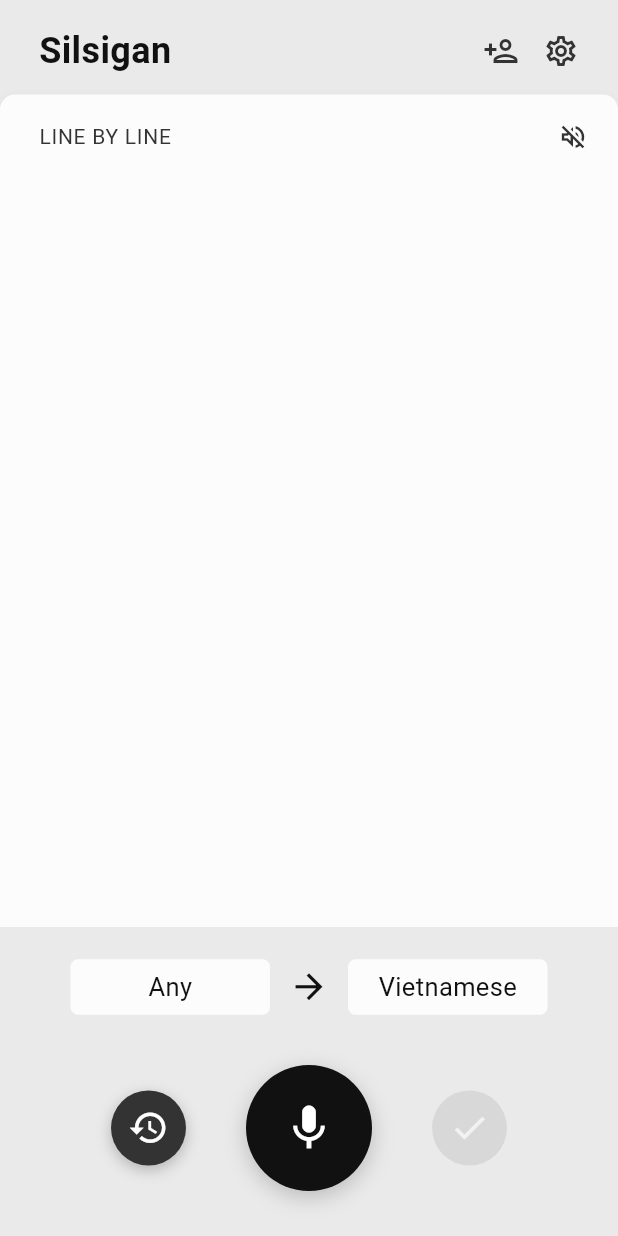
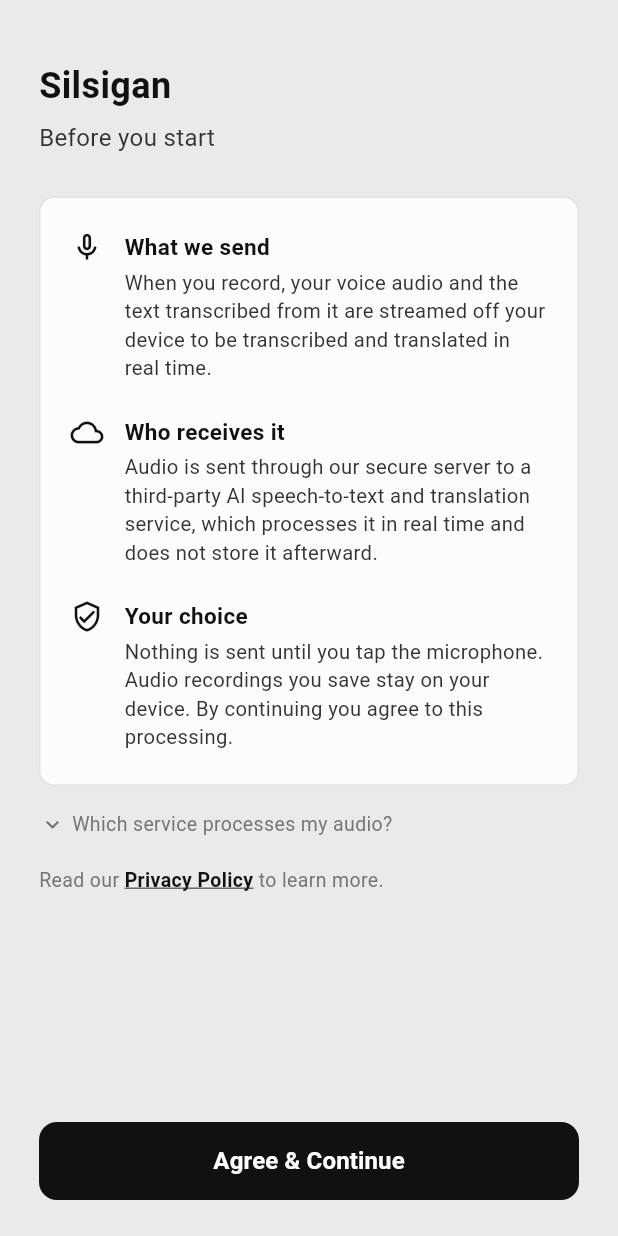
Before and after one commit to xius-snu/silsigan, a Flutter app: the screen it shows after launch, on a phone screen of 412 x 824 dp. Run offline on Flutter 3.47's test engine with Material 3 defaults, Android fonts, the phone set to English and light mode, and no system bars; our stand-ins replace device_info_plus, flutter_riverpod, flutter_tts, package_info_plus, permission_handler, share_plus and 2 more; missing offline and left inert: flutter_foreground_task, flutter_sound, purchases_flutter, record; accounts and stored records are empty; network calls fail.

Commit message:
Add first-launch data-sharing consent gate (Apple 5.1.1(i)/5.1.2(i))
Gate the app behind a one-time consent screen so microphone audio is
never streamed to the third-party transcription/translation service
before the user is told what is shared and agrees. The provider name
(Soniox) is kept behind a "Learn more" expander and in the privacy
policy rather than on the face of the screen.

Also expand the privacy policy's third-party AI section to spell out
what/who/how/when and confirm comparable data protection.

Co-Authored-By: Claude Opus 4.8 (1M context) <noreply@anthropic.com>

```diff
--- a/lib/app.dart
+++ b/lib/app.dart
@@ -1,6 +1,8 @@
 import 'package:flutter/material.dart';
 import 'package:flutter/services.dart';
 import 'ui/screens/main_screen.dart';
+import 'ui/screens/consent_screen.dart';
+import 'providers/consent_provider.dart';
 import 'utils/constants.dart';
 
 class SilsiganApp extends StatelessWidget {
@@ -33,7 +35,48 @@ class SilsiganApp extends StatelessWidget {
         ),
         useMaterial3: true,
       ),
-      home: const MainScreen(),
+      home: const _ConsentGate(),
     );
   }
 }
+
+/// Gates the app behind a one-time data-sharing consent screen so audio is
+/// never streamed to the transcription/translation service before the user
+/// has been told what is shared and has agreed (Apple 5.1.1(i) / 5.1.2(i)).
+class _ConsentGate extends StatefulWidget {
+  const _ConsentGate();
+
+  @override
+  State<_ConsentGate> createState() => _ConsentGateState();
+}
+
+class _ConsentGateState extends State<_ConsentGate> {
+  // null = still loading the stored flag, true/false = resolved.
+  bool? _accepted;
+
+  @override
+  void initState() {
+    super.initState();
+    loadDataSharingConsent().then((value) {
+      if (mounted) setState(() => _accepted = value);
+    });
+  }
+
+  Future<void> _accept() async {
+    await saveDataSharingConsent(true);
+    if (mounted) setState(() => _accepted = true);
+  }
+
+  @override
+  Widget build(BuildContext context) {
+    if (_accepted == null) {
+      // Brief blank frame while SharedPreferences resolves — matches bg color
+      // so there's no flash before either screen appears.
+      return const Scaffold(backgroundColor: AppConstants.bgColor);
+    }
+    if (_accepted == true) {
+      return const MainScreen();
+    }
+    return ConsentScreen(onAccepted: _accept);
+  }
+}
--- /dev/null
+++ b/lib/providers/consent_provider.dart
@@ -0,0 +1,20 @@
+import 'package:shared_preferences/shared_preferences.dart';
+
+/// Whether the user has accepted the data-processing disclosure that must be
+/// shown before any audio is sent to our transcription/translation provider.
+///
+/// Apple guidelines 5.1.1(i) / 5.1.2(i) require explicit, informed consent
+/// *before* personal data (the user's voice) is shared with a third-party AI
+/// service. This flag gates the entire app: until it's true, no recording
+/// screen — and therefore no audio streaming — is reachable.
+const _consentKey = 'data_sharing_consent_v1';
+
+Future<bool> loadDataSharingConsent() async {
+  final prefs = await SharedPreferences.getInstance();
+  return prefs.getBool(_consentKey) ?? false;
+}
+
+Future<void> saveDataSharingConsent(bool accepted) async {
+  final prefs = await SharedPreferences.getInstance();
+  await prefs.setBool(_consentKey, accepted);
+}
--- /dev/null
+++ b/lib/ui/screens/consent_screen.dart
@@ -0,0 +1,292 @@
+import 'package:flutter/material.dart';
+import 'package:url_launcher/url_launcher.dart';
+import '../../utils/constants.dart';
+
+/// First-launch disclosure + consent screen.
+///
+/// Shown before the app is usable so the user is told, in plain language,
+/// what data leaves the device, who it goes to, and can grant permission
+/// before any audio is streamed. Required by Apple guidelines 5.1.1(i) /
+/// 5.1.2(i) for sharing personal data with a third-party AI service.
+///
+/// The face of the screen describes the recipient generically ("a third-party
+/// AI service"); the specific provider name is kept one tap away, behind the
+/// "Learn more" reveal and in the linked privacy policy, so it isn't front and
+/// center while still being disclosed.
+class ConsentScreen extends StatefulWidget {
+  const ConsentScreen({super.key, required this.onAccepted});
+
+  /// Called after the user taps "Agree & Continue". The caller persists the
+  /// consent flag and swaps in the main screen.
+  final VoidCallback onAccepted;
+
+  @override
+  State<ConsentScreen> createState() => _ConsentScreenState();
+}
+
+class _ConsentScreenState extends State<ConsentScreen> {
+  static const _privacyUrl = 'https://xius-snu.github.io/silsigan/privacy';
+
+  bool _detailsExpanded = false;
+
+  @override
+  Widget build(BuildContext context) {
+    return Scaffold(
+      backgroundColor: AppConstants.bgColor,
+      body: SafeArea(
+        child: Column(
+          children: [
+            Expanded(
+              child: SingleChildScrollView(
+                padding: const EdgeInsets.fromLTRB(26, 40, 26, 16),
+                child: Column(
+                  crossAxisAlignment: CrossAxisAlignment.start,
+                  children: [
+                    const Text(
+                      'Silsigan',
+                      style: TextStyle(
+                        fontSize: AppConstants.titleFontSize,
+                        fontWeight: FontWeight.w700,
+                        color: AppConstants.textPrimary,
+                      ),
+                    ),
+                    const SizedBox(height: 6),
+                    const Text(
+                      'Before you start',
+                      style: TextStyle(
+                        fontSize: 16,
+                        color: AppConstants.textSecondary,
+                      ),
+                    ),
+                    const SizedBox(height: 28),
+                    _buildDisclosureCard(),
+                    const SizedBox(height: 16),
+                    _buildLearnMore(),
+                    const SizedBox(height: 18),
+                    _buildPrivacyRow(),
+                  ],
+                ),
+              ),
+            ),
+            Padding(
+              padding: const EdgeInsets.fromLTRB(26, 8, 26, 24),
+              child: SizedBox(
+                width: double.infinity,
+                height: 52,
+                child: ElevatedButton(
+                  onPressed: widget.onAccepted,
+                  style: ElevatedButton.styleFrom(
+                    backgroundColor: AppConstants.micButtonColor,
+                    foregroundColor: Colors.white,
+                    elevation: 0,
+                    shape: RoundedRectangleBorder(
+                      borderRadius: BorderRadius.circular(12),
+                    ),
+                  ),
+                  child: const Text(
+                    'Agree & Continue',
+                    style: TextStyle(
+                      fontSize: 16,
+                      fontWeight: FontWeight.w600,
+                    ),
+                  ),
+                ),
+              ),
+            ),
+          ],
+        ),
+      ),
+    );
+  }
+
+  Widget _buildDisclosureCard() {
+    return Container(
+      padding: const EdgeInsets.fromLTRB(20, 22, 20, 8),
+      decoration: BoxDecoration(
+        color: AppConstants.panelColor,
+        borderRadius: BorderRadius.circular(AppConstants.panelBorderRadius),
+        border: Border.all(color: const Color(0xFFE2E2E2)),
+      ),
+      child: const Column(
+        crossAxisAlignment: CrossAxisAlignment.start,
+        children: [
+          _DisclosureItem(
+            icon: Icons.mic_none_rounded,
+            title: 'What we send',
+            body:
+                'When you record, your voice audio and the text transcribed '
+                'from it are streamed off your device to be transcribed and '
+                'translated in real time.',
+          ),
+          _DisclosureItem(
+            icon: Icons.cloud_outlined,
+            title: 'Who receives it',
+            body:
+                'Audio is sent through our secure server to a third-party AI '
+                'speech-to-text and translation service, which processes it in '
+                'real time and does not store it afterward.',
+          ),
+          _DisclosureItem(
+            icon: Icons.verified_user_outlined,
+            title: 'Your choice',
+            body:
+                'Nothing is sent until you tap the microphone. Audio '
+                'recordings you save stay on your device. By continuing you '
+                'agree to this processing.',
+            isLast: true,
+          ),
+        ],
+      ),
+    );
+  }
+
+  /// Unobtrusive expander that reveals the specific provider name for users
+  /// who want the detail. Kept off the main card so it isn't front and center.
+  Widget _buildLearnMore() {
+    return Column(
+      crossAxisAlignment: CrossAxisAlignment.start,
+      children: [
+        GestureDetector(
+          behavior: HitTestBehavior.opaque,
+          onTap: () => setState(() => _detailsExpanded = !_detailsExpanded),
+          child: Row(
+            children: [
+              Icon(
+                _detailsExpanded
+                    ? Icons.expand_less_rounded
+                    : Icons.expand_more_rounded,
+                size: 18,
+                color: Colors.grey[600],
+              ),
+              const SizedBox(width: 4),
+              Text(
+                'Which service processes my audio?',
+                style: TextStyle(
+                  fontSize: 13,
+                  color: Colors.grey[600],
+                ),
+              ),
+            ],
+          ),
+        ),
+        AnimatedCrossFade(
+          duration: const Duration(milliseconds: 180),
+          crossFadeState: _detailsExpanded
+              ? CrossFadeState.showSecond
+              : CrossFadeState.showFirst,
+          firstChild: const SizedBox(width: double.infinity),
+          secondChild: Padding(
+            padding: const EdgeInsets.only(left: 22, top: 8),
+            child: Text.rich(
+              TextSpan(
+                style: TextStyle(
+                  fontSize: 12.5,
+                  height: 1.4,
+                  color: Colors.grey[600],
+                ),
+                children: const [
+                  TextSpan(
+                    text:
+                        'Speech recognition and translation are provided by '
+                        'Soniox, a third-party service. Audio is processed in '
+                        'real time and is not stored after processing. See our ',
+                  ),
+                  TextSpan(
+                    text: 'Privacy Policy',
+                    style: TextStyle(
+                      decoration: TextDecoration.underline,
+                      color: AppConstants.textPrimary,
+                    ),
+                  ),
+                  TextSpan(text: ' for full details.'),
+                ],
+              ),
+            ),
+          ),
+        ),
+      ],
+    );
+  }
+
+  Widget _buildPrivacyRow() {
+    return GestureDetector(
+      onTap: () => launchUrl(
+        Uri.parse(_privacyUrl),
+        mode: LaunchMode.externalApplication,
+      ),
+      child: Row(
+        children: [
+          Text(
+            'Read our ',
+            style: TextStyle(fontSize: 13, color: Colors.grey[600]),
+          ),
+          const Text(
+            'Privacy Policy',
+            style: TextStyle(
+              fontSize: 13,
+              color: AppConstants.textPrimary,
+              fontWeight: FontWeight.w600,
+              decoration: TextDecoration.underline,
+            ),
+          ),
+          Text(
+            ' to learn more.',
+            style: TextStyle(fontSize: 13, color: Colors.grey[600]),
+          ),
+        ],
+      ),
+    );
+  }
+}
+
+class _DisclosureItem extends StatelessWidget {
+  const _DisclosureItem({
+    required this.icon,
+    required this.title,
+    required this.body,
+    this.isLast = false,
+  });
+
+  final IconData icon;
+  final String title;
+  final String body;
+  final bool isLast;
+
+  @override
+  Widget build(BuildContext context) {
+    return Padding(
+      padding: EdgeInsets.only(bottom: isLast ? 14 : 22),
+      child: Row(
+        crossAxisAlignment: CrossAxisAlignment.start,
+        children: [
+          Icon(icon, size: 22, color: AppConstants.textPrimary),
+          const SizedBox(width: 14),
+          Expanded(
+            child: Column(
+              crossAxisAlignment: CrossAxisAlignment.start,
+              children: [
+                Text(
+                  title,
+                  style: const TextStyle(
+                    fontSize: 15,
+                    fontWeight: FontWeight.w700,
+                    color: AppConstants.textPrimary,
+                  ),
+                ),
+                const SizedBox(height: 4),
+                Text(
+                  body,
+                  style: const TextStyle(
+                    fontSize: 13.5,
+                    height: 1.4,
+                    color: AppConstants.textSecondary,
+                  ),
+                ),
+              ],
+            ),
+          ),
+        ],
+      ),
+    );
+  }
+}
```
Also changed, not shown: 1 other file.
